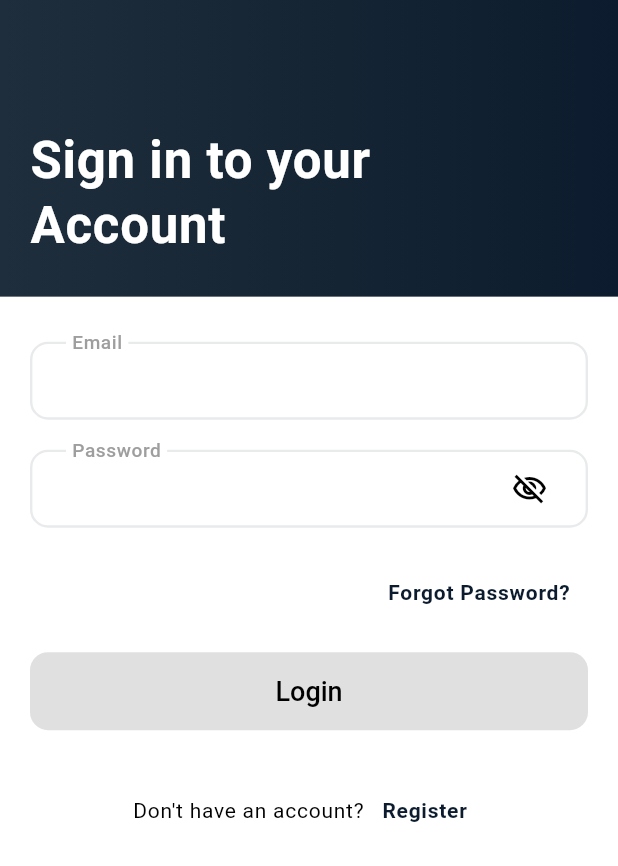
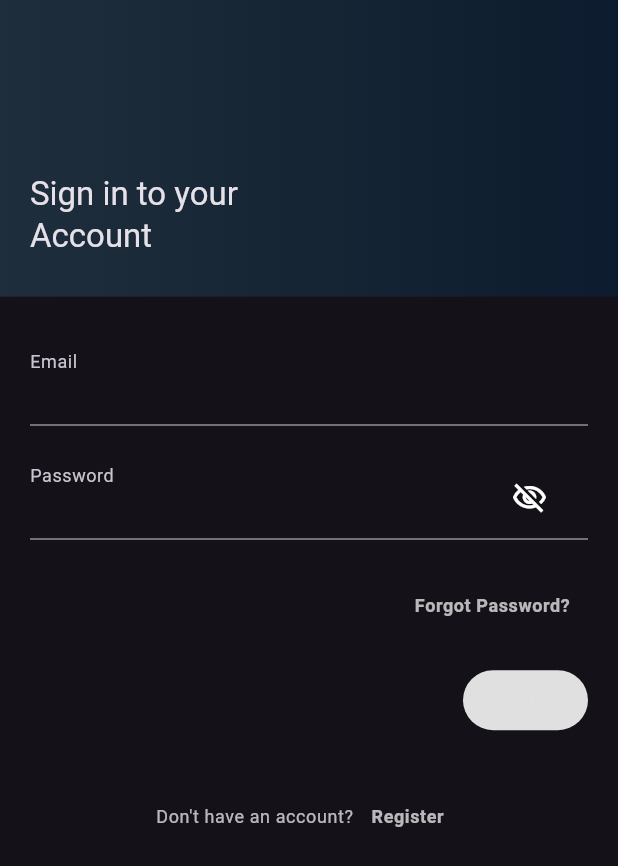
Before and after one commit to TMDR/CivilRecords, a Flutter app: the screen it shows after launch, on a phone screen of 412 x 824 dp. Shown: the top 866 px of the screen. Run offline on Flutter 3.47's test engine with Material 3 defaults, Android fonts, the phone set to English and light mode, and no system bars; missing offline and left inert: expandable_bottom_sheet, postgres.

Commit message:
fix up ur mess of a code.

```diff
--- a/lib/components/app_text_form_field.dart
+++ b/lib/components/app_text_form_field.dart
@@ -51,7 +51,7 @@ class AppTextFormField extends StatelessWidget {
         onTapOutside: (event) => FocusScope.of(context).unfocus(),
         style: const TextStyle(
           fontWeight: FontWeight.w500,
-          color: Colors.black,
+          color: Colors.white,
         ),
       ),
     );
--- a/lib/login/login_page.dart
+++ b/lib/login/login_page.dart
@@ -135,7 +135,7 @@ class _LoginPageState extends State<LoginPage> {
                                     ),
                                     icon: Icon(
                                       isObscure ? Icons.visibility_off_outlined : Icons.visibility_outlined,
-                                      color: Colors.black,
+                                      color: Colors.white,
                                     ),
                                   ),
                                 ),
@@ -146,7 +146,7 @@ class _LoginPageState extends State<LoginPage> {
                                 child: Text(
                                   'Forgot Password?',
                                   style: Theme.of(context).textTheme.bodySmall?.copyWith(
-                                        color: AppColors.primaryColor,
+                                        color: Colors.white70,
                                         fontWeight: FontWeight.bold,
                                       ),
                                 ),
@@ -199,7 +199,7 @@ class _LoginPageState extends State<LoginPage> {
                           children: [
                             Text(
                               "Don't have an account?",
-                              style: Theme.of(context).textTheme.bodySmall?.copyWith(color: Colors.black),
+                              style: Theme.of(context).textTheme.bodySmall?.copyWith(color: Colors.white70),
                             ),
                             TextButton(
                               onPressed: () => Navigator.push(context, MaterialPageRoute(builder: (context) => const User())),
@@ -212,7 +212,7 @@ class _LoginPageState extends State<LoginPage> {
                               child: Text(
                                 'Register',
                                 style: Theme.of(context).textTheme.bodySmall?.copyWith(
-                                      color: AppColors.primaryColor,
+                                      color: Colors.white70,
                                       fontWeight: FontWeight.bold,
                                     ),
                               ),
--- a/lib/main.dart
+++ b/lib/main.dart
@@ -15,47 +15,14 @@ class MyApp extends StatelessWidget {
   @override
   Widget build(BuildContext context) {
     return MaterialApp(
-      title: 'Flutter Demo',
+      debugShowCheckedModeBanner: false,
+      title: 'Civil Records',
       theme: ThemeData(
         colorScheme: ColorScheme.fromSeed(seedColor: Colors.deepPurple),
         useMaterial3: true,
       ),
-      home: const MyHomePage(
-        title: 'Flutter Demo Home Page',
-      ),
-    );
-  }
-}
-
-class MyHomePage extends StatefulWidget {
-  const MyHomePage({super.key, required this.title});
-
-  // This widget is the home page of your application. It is stateful, meaning
-  // that it has a State object (defined below) that contains fields that affect
-  // how it looks.
-
-  // This class is the configuration for the state. It holds the values (in this
-  // case the title) provided by the parent (in this case the App widget) and
-  // used by the build method of the State. Fields in a Widget subclass are
-  // always marked "final".
-  final String title;
-  @override
-  State<MyHomePage> createState() => _MyHomePageState();
-}
-
-class _MyHomePageState extends State<MyHomePage> {
-  @override
-  initState() {
-    super.initState();
-  }
-
-  @override
-  Widget build(BuildContext context) {
-    Theme.of(context);
-    return MaterialApp(
-      debugShowCheckedModeBanner: false,
-      title: 'Login and Register UI',
-      theme: AppTheme.themeData,
+      darkTheme: ThemeData.dark(useMaterial3: true),
+      themeMode: ThemeMode.dark,
       initialRoute: AppRoutes.loginScreen,
       navigatorKey: AppConstants.navigationKey,
       routes: {AppRoutes.loginScreen: (context) => const LoginPage()},
--- a/lib/user.dart
+++ b/lib/user.dart
@@ -240,7 +240,7 @@ class _UserState extends State<User> {
     return SingleChildScrollView(
       scrollDirection: Axis.vertical,
       child: Container(
-        color: AppColors.grey,
+        color: Colors.black12,
         child: Padding(
           padding: const EdgeInsets.all(8.0),
           child: Align(
@@ -397,7 +397,7 @@ class _UserState extends State<User> {
     return Card(
       shape: RoundedRectangleBorder(borderRadius: BorderRadius.circular(10)),
       color: (_selectedPerson == index) ? AppColors.lightBlue : AppColors.darkBlue,
-      elevation: 5,
+      elevation: 1,
       child: const Padding(
         padding: EdgeInsets.all(8.0),
         child: SizedBox(
```
